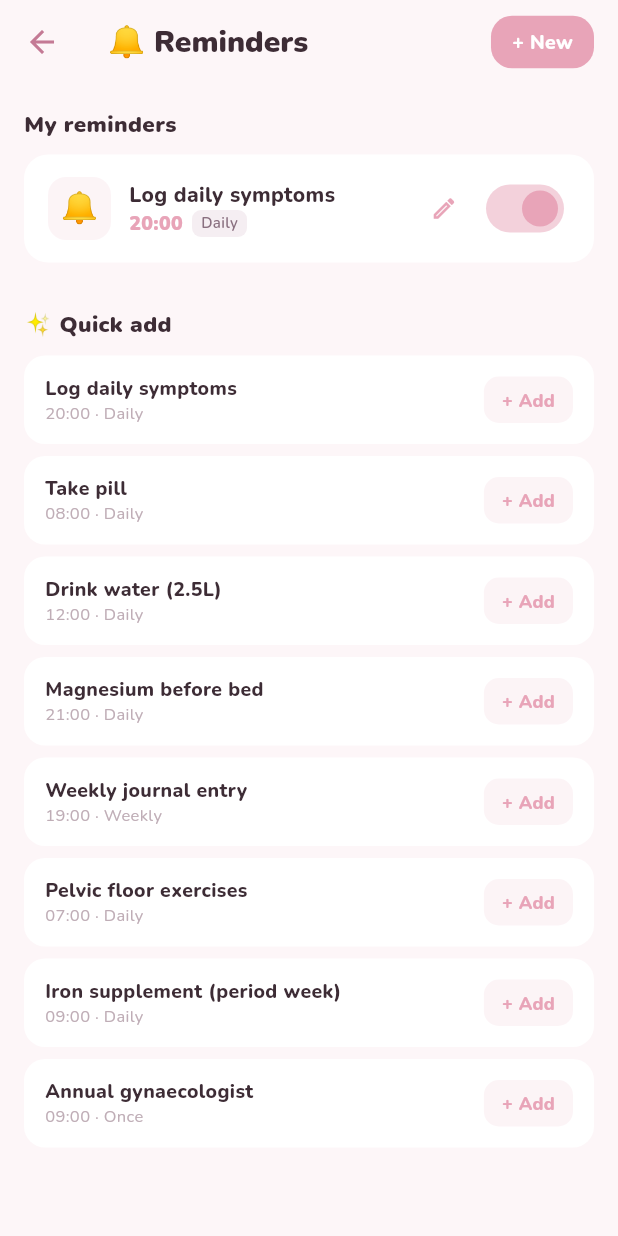
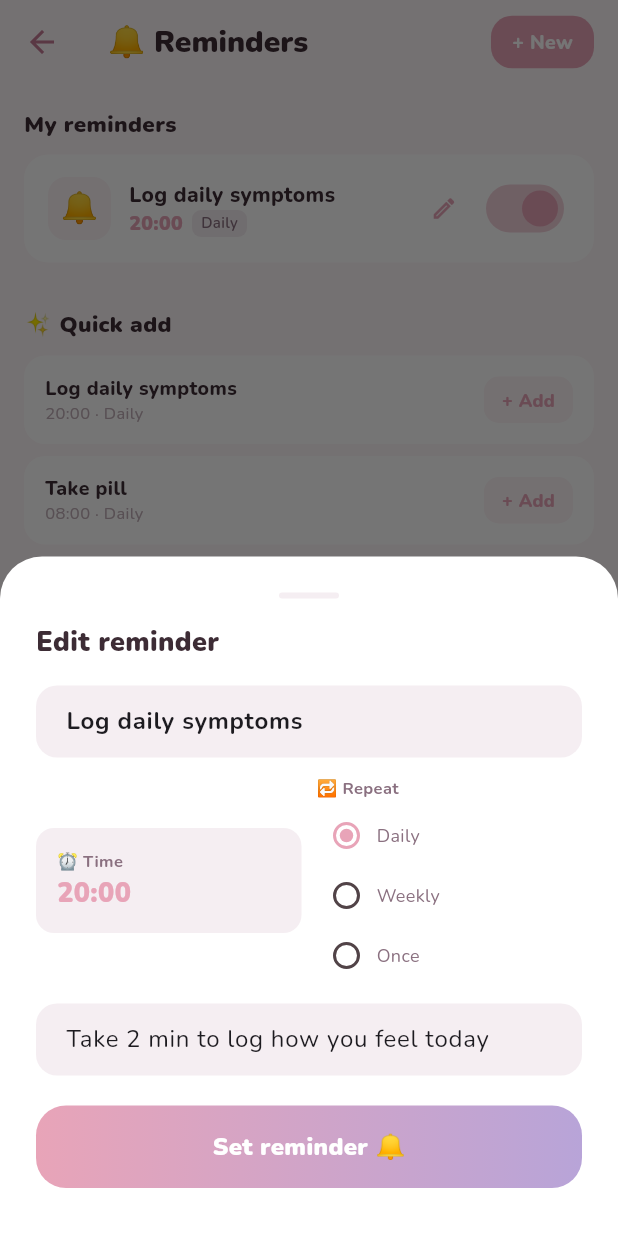
Before and after one commit to simabogdan1519-sketch/LunaApp, a Flutter app: the RemindersScreen screen opened directly, after a tap on "+ Add", after a tap on the "edit" icon, on a phone screen of 412 x 824 dp. Run offline on Flutter 3.47's test engine with Material 3 defaults, Android fonts, the phone set to English and light mode, and no system bars; our stand-ins replace google_fonts, shared_preferences, sqflite, table_calendar; accounts and stored records are empty.

Commit message:
Add files via upload

```diff
--- a/lib/screens/log_screen.dart
+++ b/lib/screens/log_screen.dart
@@ -167,7 +167,7 @@ class _LogScreenState extends State<LogScreen> {
                     final confirm = await showDialog<bool>(
                       context: ctx,
                       builder: (_) => AlertDialog(
-                        title: Text('Delete today's log?', style: GoogleFonts.nunito(fontWeight: FontWeight.w800)),
+                        title: Text('Delete today\'s log?', style: GoogleFonts.nunito(fontWeight: FontWeight.w800)),
                         content: Text('All entries for today will be removed.', style: GoogleFonts.nunito()),
                         actions: [
                           TextButton(onPressed: () => Navigator.pop(ctx, false), child: const Text('Cancel')),
@@ -189,7 +189,7 @@ class _LogScreenState extends State<LogScreen> {
                     }
                   },
                   icon: Icon(Icons.delete_outline_rounded, color: Colors.red[300], size: 18),
-                  label: Text('Delete today's log',
+                  label: Text('Delete today\'s log',
                       style: GoogleFonts.nunito(color: Colors.red[300], fontSize: 13, fontWeight: FontWeight.w600)),
                 )
               : const SizedBox.shrink(),
--- a/lib/screens/reminders_screen.dart
+++ b/lib/screens/reminders_screen.dart
@@ -76,6 +76,11 @@ class RemindersScreen extends StatelessWidget {
   void _showAddSheet(BuildContext context) => showModalBottomSheet(
     context: context, isScrollControlled: true, backgroundColor: Colors.transparent,
     builder: (_) => ChangeNotifierProvider.value(value: context.read<AppState>(), child: _AddReminderSheet()),
+  );
+
+  void _showEditSheet(BuildContext context, AppReminder reminder) => showModalBottomSheet(
+    context: context, isScrollControlled: true, backgroundColor: Colors.transparent,
+    builder: (_) => ChangeNotifierProvider.value(value: context.read<AppState>(), child: _AddReminderSheet(editing: reminder)),
   );
 }
 
--- a/lib/services/app_state.dart
+++ b/lib/services/app_state.dart
@@ -142,6 +142,11 @@ class AppState extends ChangeNotifier {
     await loadAll();
   }
 
+  Future<void> updateCycle(CycleEntry c) async {
+    await _db.updateCycle(c);
+    await loadAll();
+  }
+
   Future<void> deleteCycle(int id) async { await _db.deleteCycle(id); await loadAll(); }
 
   // ── Logs ──────────────────────────────────────────────────────────────────
```
